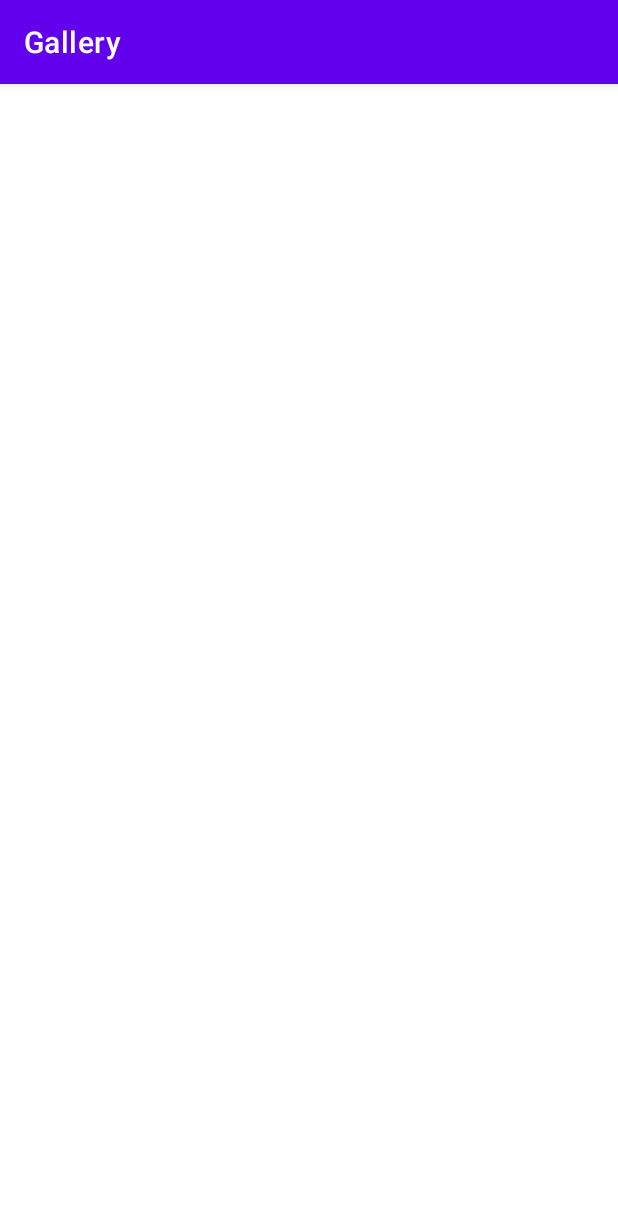
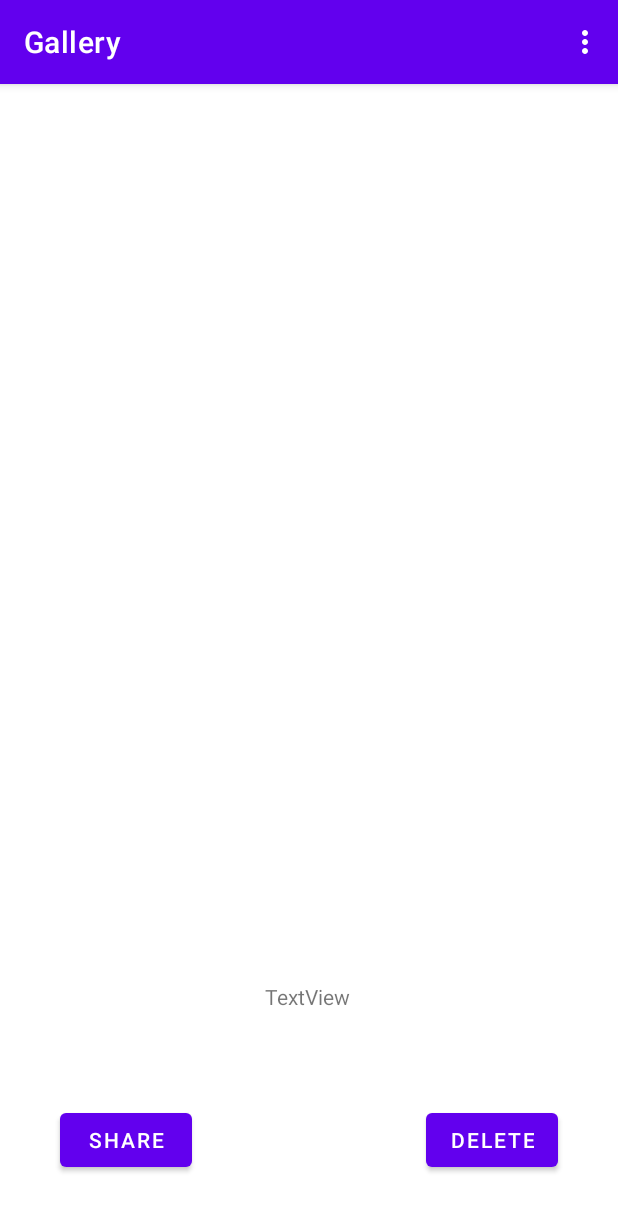
Before and after one commit to MairaFakhar/Gallery, an Android app: the viewImage screen opened directly, with no data from a screen before it, on a phone screen of 412 x 824 dp. Shown: the top 1211 px of the screen. Run offline under Robolectric (Android 15) with nearby library versions, the phone set to English and light mode, and no system bars.

Commit message:
View info of images

```diff
--- a/app/src/main/res/layout/activity_image_view.xml
+++ b/app/src/main/res/layout/activity_image_view.xml
@@ -15,4 +15,35 @@
         app:layout_constraintStart_toStartOf="parent"
         app:layout_constraintTop_toTopOf="parent"
         app:srcCompat="@drawable/ic_launcher_background" />
+
+    <Button
+        android:id="@+id/share_btn"
+        android:layout_width="wrap_content"
+        android:layout_height="wrap_content"
+        android:layout_marginStart="40dp"
+        android:layout_marginBottom="40dp"
+        android:text="Share"
+        app:layout_constraintBottom_toBottomOf="parent"
+        app:layout_constraintStart_toStartOf="parent" />
+
+    <Button
+        android:id="@+id/delete_btn"
+        android:layout_width="wrap_content"
+        android:layout_height="wrap_content"
+        android:layout_marginEnd="40dp"
+        android:layout_marginBottom="40dp"
+        android:text="Delete"
+        app:layout_constraintBottom_toBottomOf="parent"
+        app:layout_constraintEnd_toEndOf="parent" />
+
+    <TextView
+        android:id="@+id/info"
+        android:layout_width="wrap_content"
+        android:layout_height="wrap_content"
+        android:layout_marginBottom="150dp"
+        android:text="TextView"
+        app:layout_constraintBottom_toBottomOf="parent"
+        app:layout_constraintEnd_toEndOf="parent"
+        app:layout_constraintHorizontal_bias="0.498"
+        app:layout_constraintStart_toStartOf="parent" />
 </androidx.constraintlayout.widget.ConstraintLayout>
--- a/app/src/main/res/menu/details_menu.xml
+++ b/app/src/main/res/menu/details_menu.xml
@@ -2,5 +2,7 @@
 <menu xmlns:app="http://schemas.android.com/apk/res-auto"
     xmlns:android="http://schemas.android.com/apk/res/android">
 
-    <item android:title="Info" />
+    <item
+        android:id="@+id/info_menu"
+        android:title="Info" />
 </menu>
--- a/app/src/main/res/menu/main_menu.xml
+++ b/app/src/main/res/menu/main_menu.xml
@@ -2,12 +2,12 @@
 <menu xmlns:android="http://schemas.android.com/apk/res/android">
 
     <item
-        android:id="@+id/menu_backup"
+        android:id="@+id/backup_menu"
         android:title="Backup Data" />
     <item
-        android:id="@+id/menu_restore"
+        android:id="@+id/restore_menu"
         android:title="Restore Data" />
     <item
-        android:id="@+id/menu_log"
+        android:id="@+id/log_menu"
         android:title="Login / Logout" />
 </menu>
```
Also changed, not shown: app/src/main/java/com/example/gallery/MainActivity.java (+3 -4 lines), app/src/main/java/com/example/gallery/viewImage.java (+92 -2 lines).
